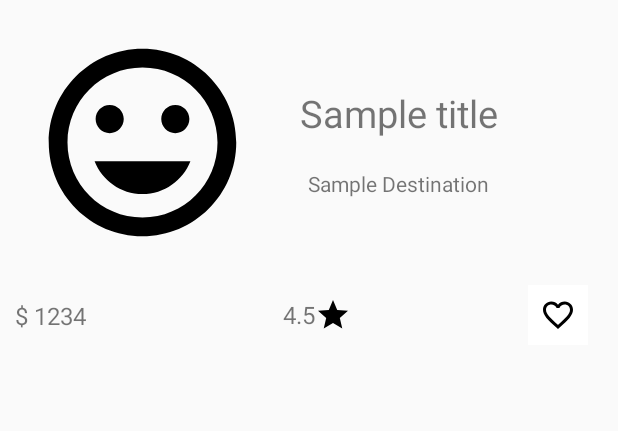
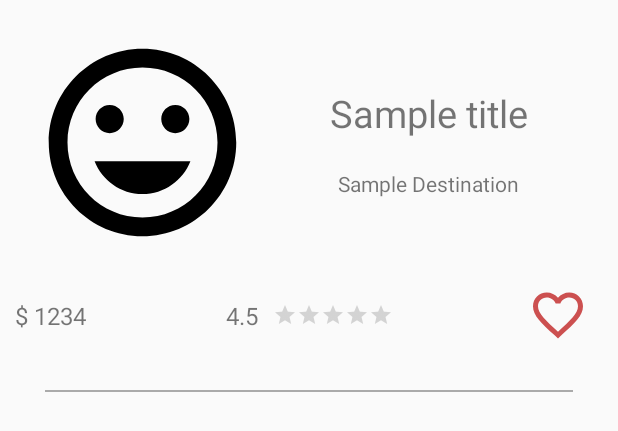
Before and after one commit to Shazud/travel-journal, an Android app: the layout layout_trip.xml on its own in the app's theme, with its tools: preview values and no code run, on a phone screen of 412 x 824 dp. Shown: the top 431 px of the screen. Run offline under Robolectric (Android 15) with nearby library versions, the phone set to English and light mode, and no system bars.

Commit message:
done database and local image storage

```diff
--- a/app/build.gradle
+++ b/app/build.gradle
@@ -25,6 +25,10 @@ android {
 
 dependencies {
     implementation fileTree(dir: 'libs', include: ['*.jar'])
+    def room_version = "2.2.5"
+    implementation "androidx.room:room-runtime:$room_version"
+    annotationProcessor "androidx.room:room-compiler:$room_version"
+
     implementation 'com.android.support:design'
     implementation 'com.android.support:recyclerview-v7'
     implementation 'androidx.appcompat:appcompat:1.1.0'
--- a/app/src/main/AndroidManifest.xml
+++ b/app/src/main/AndroidManifest.xml
@@ -4,6 +4,8 @@
 
     <uses-permission android:name="android.permission.READ_EXTERNAL_STORAGE"/>
     <uses-permission android:name="android.permission.CAMERA"/>
+    <uses-permission android:name="android.permission.READ_EXTERNAL_STORAGE"/>
+    <uses-permission android:name="android.permission.WRITE_EXTERNAL_STORAGE"/>
 
     <application
         android:allowBackup="true"
--- a/app/src/main/res/layout/layout_trip.xml
+++ b/app/src/main/res/layout/layout_trip.xml
@@ -7,10 +7,11 @@
     android:padding="10dp"
     >
     <LinearLayout
-        android:layout_width="wrap_content"
+        android:layout_width="match_parent"
         android:layout_height="wrap_content"
         android:orientation="horizontal"
         android:padding="10dp"
+        android:gravity="center"
         >
         <ImageView
             android:id="@+id/trip_image"
@@ -25,18 +26,21 @@
             android:orientation="vertical"
             android:layout_marginStart="20dp"
             android:layout_marginEnd="10dp"
+            android:gravity="center"
             >
             <TextView
                 android:id="@+id/trip_title"
                 android:layout_width="wrap_content"
                 android:layout_height="wrap_content"
                 android:text="Sample title"
+                android:textAlignment="center"
                 android:layout_gravity="center_horizontal"
                 android:textSize="25sp"
                 />
             <TextView
                 android:id="@+id/trip_destination"
                 android:layout_width="wrap_content"
+                android:textAlignment="center"
                 android:layout_height="wrap_content"
                 android:text="Sample Destination"
                 android:paddingTop="20dp"
@@ -67,6 +71,7 @@
             android:layout_width="wrap_content"
             android:layout_height="match_parent"
             android:orientation="horizontal"
+            android:gravity="center"
             app:layout_constraintBottom_toBottomOf="parent"
             app:layout_constraintEnd_toEndOf="parent"
             app:layout_constraintStart_toStartOf="parent"
@@ -76,16 +81,18 @@
                 android:id="@+id/trip_rating"
                 android:layout_width="wrap_content"
                 android:layout_height="wrap_content"
-                android:layout_gravity="center_vertical|center_horizontal"
-                android:layout_marginStart="10dp"
+                android:layout_gravity="center"
+                android:layout_marginEnd="10dp"
                 android:text="4.5"
                 android:textSize="16sp" />
-
-            <ImageView
+            <RatingBar
+                android:id="@+id/trip_rating_bar"
                 android:layout_width="wrap_content"
                 android:layout_height="wrap_content"
-                android:layout_gravity="center_horizontal|center_vertical"
-                android:src="@drawable/ic_star_black_24dp" />
+                style="@style/Widget.AppCompat.RatingBar.Small"
+                android:layout_gravity="center"
+                android:backgroundTint="@color/colorCancel"
+                />
         </LinearLayout>
         <ImageButton
             android:id="@+id/trip_favorite"
@@ -94,12 +101,19 @@
             android:layout_gravity="end|center_vertical"
             android:layout_marginEnd="10dp"
             android:layout_marginRight="10dp"
-            android:background="#ffffff"
+            android:background="@drawable/ic_favorite_border_black_24dp"
+            android:backgroundTint="@color/colorDelete"
             android:clickable="true"
             android:focusable="true"
-            android:src="@drawable/ic_favorite_border_black_24dp"
             app:layout_constraintBottom_toBottomOf="parent"
             app:layout_constraintEnd_toEndOf="parent"
             app:layout_constraintTop_toTopOf="parent" />
+
     </androidx.constraintlayout.widget.ConstraintLayout>
+    <View
+        android:layout_width="match_parent"
+        android:layout_height="1dp"
+        android:background="@android:color/darker_gray"
+        style="@style/separator_style"
+        />
 </LinearLayout>
```
Also changed, not shown: app/src/main/java/com/ddp/tj/activity/MainActivity.java (+51 -6 lines), app/src/main/java/com/ddp/tj/database/AppDatabase.java (added, +15 -0 lines), app/src/main/java/com/ddp/tj/database/CalendarConverter.java (added, +25 -0 lines), app/src/main/java/com/ddp/tj/database/TripDao.java (added, +38 -0 lines), app/src/main/java/com/ddp/tj/fragment/EditFragment.java (+76 -1 lines), app/src/main/java/com/ddp/tj/fragment/ViewFragment.java (+6 -1 lines), app/src/main/java/com/ddp/tj/trip/Trip.java (+32 -9 lines), app/src/main/java/com/ddp/tj/trip/TripAdapter.java (+8 -2 lines).
